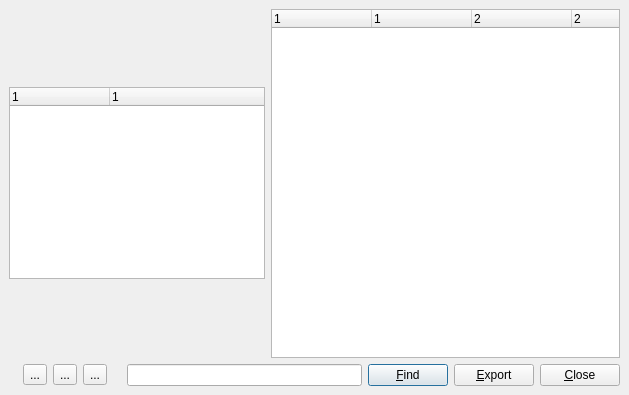
This is main/synapse-im/src/historydlgui.ui in BackupTheBerlios/synapse-xmpp-svn as Qt 5 draws it before an edit. The edited form follows.
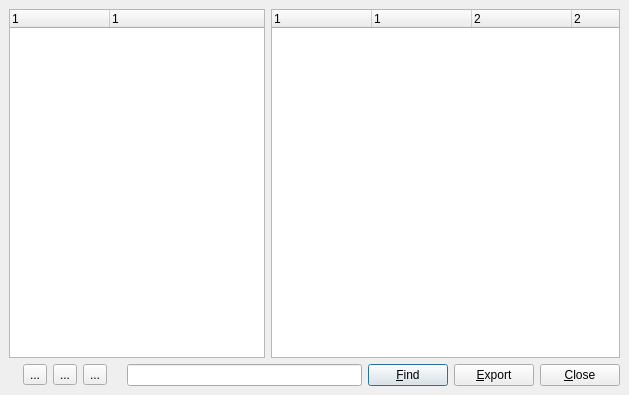
This is the edited form. Icons and pictures are not drawn.

Commit message: Fix HistoryDlg -> problems with Qt (4.2.3 != 4.3.0)

What changed in the file:
```diff
--- a/main/synapse-im/src/historydlgui.ui
+++ b/main/synapse-im/src/historydlgui.ui
@@ -32,7 +32,7 @@
        <property name="sizePolicy" >
         <sizepolicy>
          <hsizetype>0</hsizetype>
-         <vsizetype>4</vsizetype>
+         <vsizetype>3</vsizetype>
          <horstretch>0</horstretch>
          <verstretch>0</verstretch>
         </sizepolicy>
```
